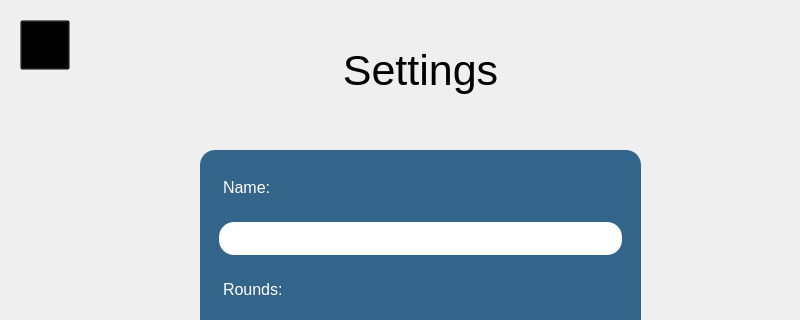
First picture: the form in SettingsPage.ui, repository coha45/rpsv2, before the edit; both pictures show x 0 to 800 and y 0 to 320 of the 800 by 600 pixel window.
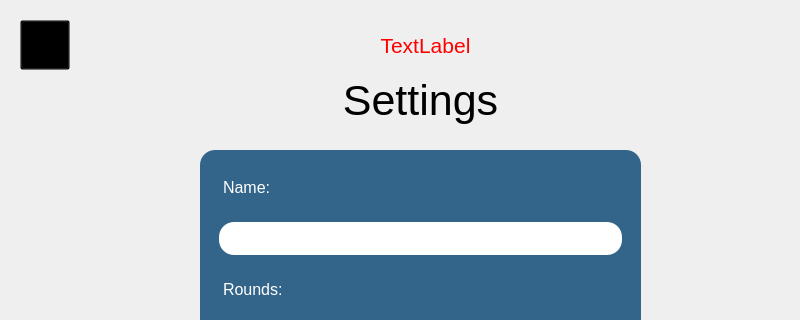
Second picture: the form after the edit. Icons and pictures are not drawn.

Diff of the .ui file:
```diff
--- a/SettingsPage.ui
+++ b/SettingsPage.ui
@@ -23,7 +23,7 @@
     <property name="geometry">
      <rect>
       <x>310</x>
-      <y>40</y>
+      <y>70</y>
       <width>221</width>
       <height>61</height>
      </rect>
@@ -188,6 +188,30 @@
      </size>
     </property>
    </widget>
+   <widget class="QLabel" name="label_4">
+    <property name="geometry">
+     <rect>
+      <x>130</x>
+      <y>20</y>
+      <width>591</width>
+      <height>51</height>
+     </rect>
+    </property>
+    <property name="font">
+     <font>
+      <pointsize>16</pointsize>
+     </font>
+    </property>
+    <property name="styleSheet">
+     <string notr="true">color: red;</string>
+    </property>
+    <property name="text">
+     <string>TextLabel</string>
+    </property>
+    <property name="alignment">
+     <set>Qt::AlignCenter</set>
+    </property>
+   </widget>
   </widget>
   <widget class="QMenuBar" name="menubar">
    <property name="geometry">
```
Left out of the diff: 2 changed lines with no effect on the pictures.
